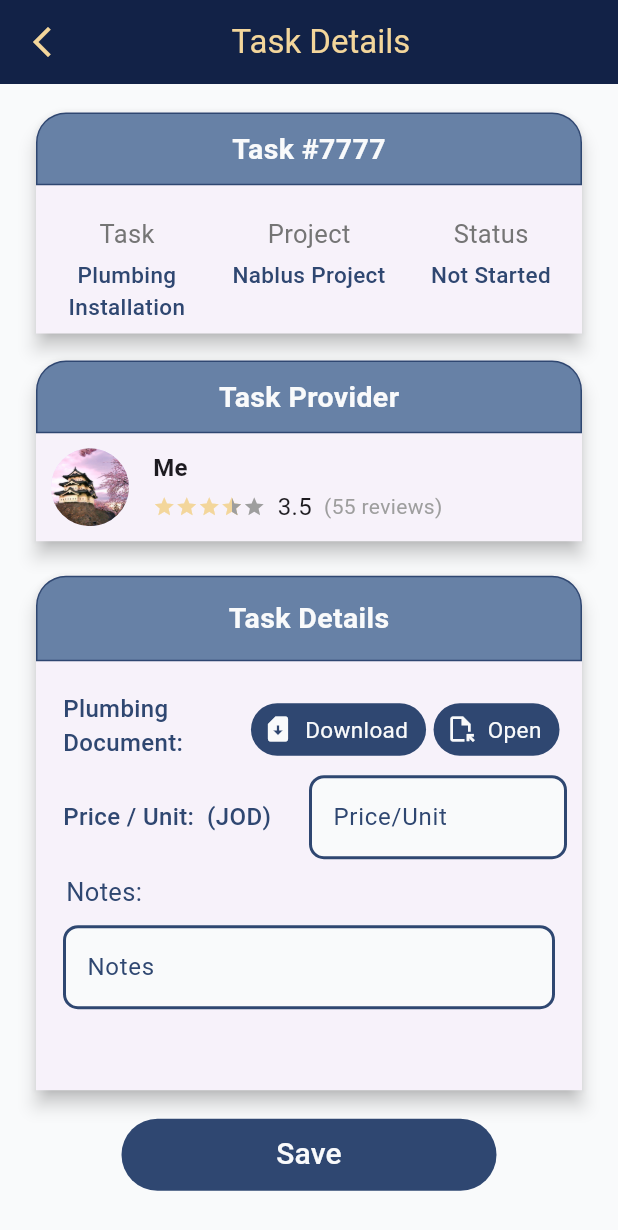
After one commit to Khalid-J02/Software_Project, a Flutter app: the PlumbingInstallSP screen opened directly, on a phone screen of 412 x 824 dp. The commit adds this screen. Shown: the top 1230 px of the screen. Run offline on Flutter 3.47's test engine with Material 3 defaults, Android fonts, the phone set to English and light mode, and no system bars; our stand-ins replace accordion, flutter_colorpicker, flutter_dotenv, flutter_rating_bar, get, google_nav_bar and 5 more; missing offline and left inert: clippy_flutter.

Commit message:
finish task7

```diff
--- a/lib/Tasks/taskWidgets/taskProviderInformation.dart
+++ b/lib/Tasks/taskWidgets/taskProviderInformation.dart
@@ -28,6 +28,16 @@ class _TaskProviderInformationState extends State<TaskProviderInformation> {
       margin: const EdgeInsets.symmetric(horizontal: 20 , vertical: 5),
       decoration: BoxDecoration(
         borderRadius: BorderRadius.circular(20.0),
+      ),
+      child: Card(
+        elevation: 5,
+        shape: const RoundedRectangleBorder(
+          borderRadius: BorderRadius.only(
+            topLeft: Radius.circular(20.0),
+            topRight: Radius.circular(20.0),
+            bottomLeft: Radius.zero,
+            bottomRight: Radius.zero,
+          ),
         ),
         child: Column(
           children: [
@@ -63,6 +73,7 @@ class _TaskProviderInformationState extends State<TaskProviderInformation> {
             ),
           ],
         ),
+      ),
     );
   }
 }
--- /dev/null
+++ b/lib/Tasks/tasks_SP/Task7/task7_SP.dart
@@ -0,0 +1,286 @@
+import 'package:buildnex/Tasks/taskWidgets/taskInformation.dart';
+import 'package:buildnex/Tasks/taskWidgets/taskProviderInformation.dart';
+import 'package:buildnex/Tasks/tasks_HO/LocalGovernorate_Permits/Widgets/serviceProviderProfleData.dart';
+import 'package:buildnex/Tasks/tasks_SP/PropertSurvey/widgets/textFieldTasks.dart';
+import 'package:flutter/material.dart';
+import 'package:get/get.dart';
+
+
+void main() {
+  runApp(GetMaterialApp(home: PlumbingInstallSP()));
+}
+
+class PlumbingInstallSP extends StatefulWidget {
+  const PlumbingInstallSP({super.key});
+
+  @override
+  State<PlumbingInstallSP> createState() => _PlumbingInstallSPState();
+}
+
+class _PlumbingInstallSPState extends State<PlumbingInstallSP> {
+
+  final _plumberPricePerUnit = TextEditingController() ;
+  final _userNotes = TextEditingController();
+
+  @override
+  Widget build(BuildContext context) {
+    return Scaffold(
+      backgroundColor: const Color(0xFFF9FAFB),
+      appBar: AppBar(
+        leading: const Icon(
+          Icons.arrow_back_ios_new,
+          color: Color(0xFFF3D69B),
+        ),
+        title: Padding(
+          padding: EdgeInsets.symmetric(horizontal: MediaQuery.of(context).size.width/5),
+          child: const Text(
+            "Task Details",
+            style: TextStyle(color: Color(0xFFF3D69B)),
+          ),
+        ),
+        elevation: 0,
+        backgroundColor: Color(0xFF122247), //Colors.white,
+      ),
+      body: SingleChildScrollView(
+        child: Padding(
+          padding: const EdgeInsets.only(top: 10),
+          child: Column(
+            children: [
+              TaskInformation(taskID: 7777, taskName: 'Plumbing Installation', projectName: 'Nablus Project', taskStatus: 'Not Started',),
+              TaskProviderInformation(rating: 3.5, numOfReviews: 55,),
+              Container(
+                margin: const EdgeInsets.only(top: 5),
+                padding: const EdgeInsets.symmetric(horizontal: 20 , vertical: 5),
+                decoration: BoxDecoration(
+                  borderRadius: BorderRadius.circular(20.0),
+                ),
+                child: Card(
+                  elevation: 5,
+                  shape: const RoundedRectangleBorder(
+                    borderRadius: BorderRadius.only(
+                      topLeft: Radius.circular(20.0),
+                      topRight: Radius.circular(20.0),
+                      bottomLeft: Radius.zero,
+                      bottomRight: Radius.zero,
+                    ),
+                  ),
+                  child: Column(
+                    children: [
+                      Container(
+                        padding: EdgeInsets.symmetric(vertical: 14),
+                        decoration: BoxDecoration(
+                          color: Color(0xFF6781A6),
+                          borderRadius: const BorderRadius.only(
+                            topLeft: Radius.circular(20.0),
+                            topRight: Radius.circular(20.0),
+                            bottomLeft: Radius.zero,
+                            bottomRight: Radius.zero,
+                          ),
+                          border: Border.all(
+                            color: Color(0xFF2F4771),
+                            width: 1.0,
+                          ),
+                        ),
+                        child: const Center(
+                          child: Text(
+                            "Task Details",
+                            style: TextStyle(
+                                color: Color(0xFFF9FAFB),
+                                fontSize: 19,
+                                fontWeight: FontWeight.bold
+                            ),
+                          ),
+                        ),
+                      ),
+                      const SizedBox(height: 10.0),
+                      Container(
+                        padding: const EdgeInsets.all(10),
+                        child: Column(
+                          crossAxisAlignment: CrossAxisAlignment.start,
+                          children: [
+                            Row(
+                              mainAxisAlignment: MainAxisAlignment.spaceBetween,
+                              children: [
+                                const Expanded(
+                                  flex: 1,
+                                  child: Padding(
+                                    padding: EdgeInsets.only(left: 8 ,right: 8),
+                                    child: Text(
+                                      "Plumbing Document:",
+                                      style: TextStyle(
+                                          color: Color(0xFF2F4771),
+                                          fontWeight: FontWeight.w500,
+                                          fontSize: 16
+                                      ),
+                                    ),
+                                  ),
+                                ),
+                                Container(
+                                  margin: const EdgeInsets.only(top: 5 , right: 5),
+                                  height: 35,
+                                  decoration: BoxDecoration(
+                                    color: const Color(0xFF2F4771),
+                                    borderRadius: BorderRadius.circular(20.0),
+                                  ),
+                                  child: const Row(
+                                    children: [
+                                      Padding(
+                                        padding: EdgeInsets.only(left: 8 , right: 8),
+                                        child: Icon(
+                                          Icons.sim_card_download,
+                                          size: 20,
+                                          color: Color(0xFFF9FAFB),
+                                        ),
+                                      ),
+                                      Padding(
+                                        padding: EdgeInsets.only(right: 12.0),
+                                        child: Text(
+                                          "Download",
+                                          style: TextStyle(
+                                            color: Color(0xFFF9FAFB),
+                                            fontSize: 15,
+                                            fontWeight: FontWeight.w400,
+                                          ),
+                                        ),
+                                      ),
+                                    ],
+                                  ),
+                                ),
+                                Container(
+                                  margin: const EdgeInsets.only(top: 5 , right: 5),
+                                  height: 35,
+                                  decoration: BoxDecoration(
+                                    color: const Color(0xFF2F4771),
+                                    borderRadius: BorderRadius.circular(20.0),
+                                  ),
+                                  child: const Row(
+                                    children: [
+                                      Padding(
+                                        padding: EdgeInsets.only(left: 8 , right: 8),
+                                        child: Icon(
+                                          Icons.file_open_outlined,
+                                          size: 20,
+                                          color: Color(0xFFF9FAFB),
+                                        ),
+                                      ),
+                                      Padding(
+                                        padding: EdgeInsets.only(right: 12.0),
+                                        child: Text(
+                                          "Open",
+                                          style: TextStyle(
+                                            color: Color(0xFFF9FAFB),
+                                            fontSize: 15,
+                                            fontWeight: FontWeight.w400,
+                                          ),
+                                        ),
+                                      ),
+                                    ],
+                                  ),
+                                ),
+                              ],
+                            ),
+                            const SizedBox( height: 10,),
+                            Row(
+                              mainAxisAlignment: MainAxisAlignment.spaceBetween,
+                              children: [
+                                const Expanded(
+                                  flex: 1,
+                                  child: Padding(
+                                    padding: EdgeInsets.only(left: 8),
+                                    child: Text(
+                                      "Price / Unit:  (JOD)",
+                                      style: TextStyle(
+                                          color: Color(0xFF2F4771),
+                                          fontWeight: FontWeight.w500,
+                                          fontSize: 16
+                                      ),
+                                    ),
+                                  ),
+                                ),
+                                Expanded(
+                                  flex: 1,
+                                  child: Padding(
+                                    padding: const EdgeInsets.symmetric(horizontal: 0),
+                                    child: TextfieldTasks(controller: _plumberPricePerUnit, hintText: 'Enter Your Price', labelText: 'Price/Unit',),
+                                  ),
+                                ),
+                              ],
+                            ),
+                            const Padding(
+                              padding: EdgeInsets.all(10),
+                              child: Text(
+                                "Notes: ",
+                                style: TextStyle(
+                                    color: Color(0xFF2F4771),
+                                    fontSize: 17,
+                                    fontWeight: FontWeight.w400
+                                ),
+                              ),
+                            ),
+                            Container(
+                              height: 100,
+                              padding: const EdgeInsets.symmetric(horizontal: 8),
+                              child: TextFormField(
+                                keyboardType: TextInputType.multiline,
+                                textInputAction: TextInputAction.newline,
+                                maxLines: null,
+                                controller: _userNotes,
+                                style: TextStyle(color: Color(0xFF2F4771)),
+                                decoration: InputDecoration(
+                                  hintText: "Enter Notes here if any",
+                                  hintStyle: TextStyle(color: Color(0xFF2F4771)),
+                                  filled: true,
+                                  fillColor: Color(0xFFF9FAFB),
+                                  labelText: "Notes",
+                                  labelStyle: const TextStyle(
+                                    color: Color(0xFF2F4771),
+                                  ),
+                                  focusedBorder: OutlineInputBorder(
+                                    borderRadius: BorderRadius.circular(10.0),
+                                    borderSide: const BorderSide(
+                                      color: Color(0xFF2F4771),
+                                    ),
+                                  ),
+                                  enabledBorder: OutlineInputBorder(
+                                    borderRadius: BorderRadius.circular(10.0),
+                                    borderSide: const BorderSide(
+                                      color: Color(0xFF2F4771),
+                                      width: 2.0,
+                                    ),
+                                  ),
+                                ),
+                              ),
+                            ),
+                          ],
+                        ),
+                      ),
+                    ],
+                  ),
+                ),
+              ),
+              Container(
+                width: 250,
+                margin: EdgeInsets.symmetric(vertical: 10),
+                decoration: const BoxDecoration(
+                  color: Color(0xFF2F4771),
+                  borderRadius: BorderRadius.all(Radius.circular(30.0)),
+                ),
+                child: TextButton(
+                  onPressed: () {},
+                  child: const Text(
+                    'Save',
+                    style: TextStyle(
+                      fontSize: 20,
+                      color: Color(0xFFF9FAFB),
+                    ),
+                  ),
+                ),
+              ),
+            ],
+          ),
+
+        ),
+      ),
+    );
+  }
+}
```
Also changed, not shown: lib/Tasks/tasks_HO/Task7/task7_HO.dart (added, +291 -0 lines). Lines whose indentation alone changed are shown as unchanged.
